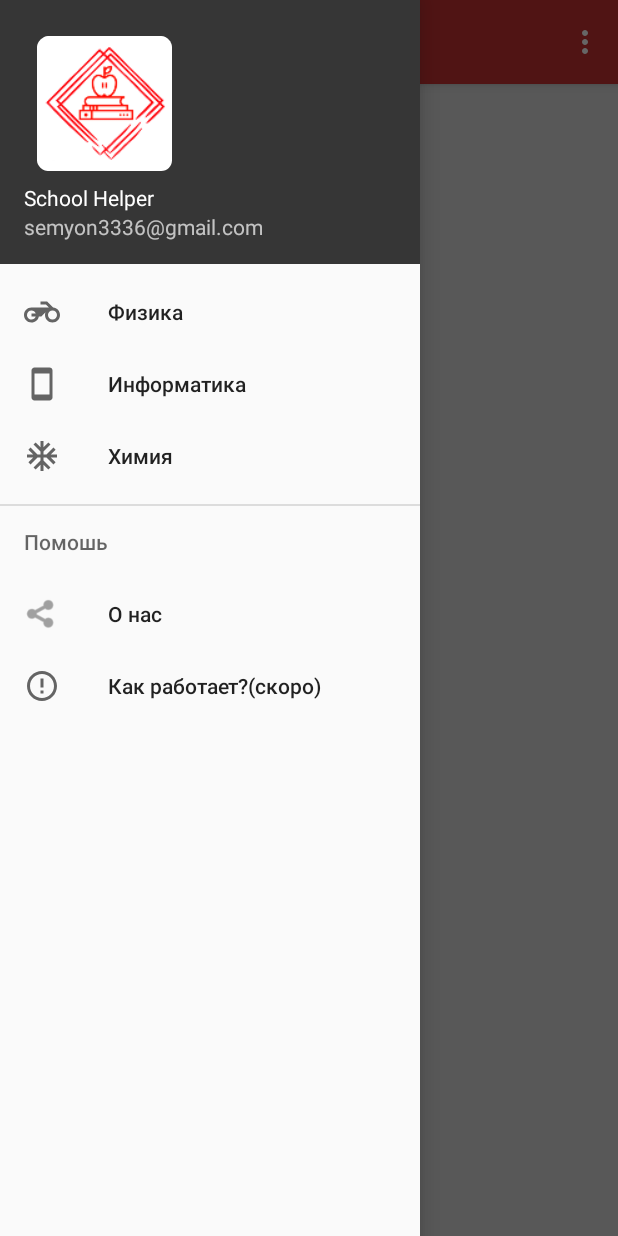
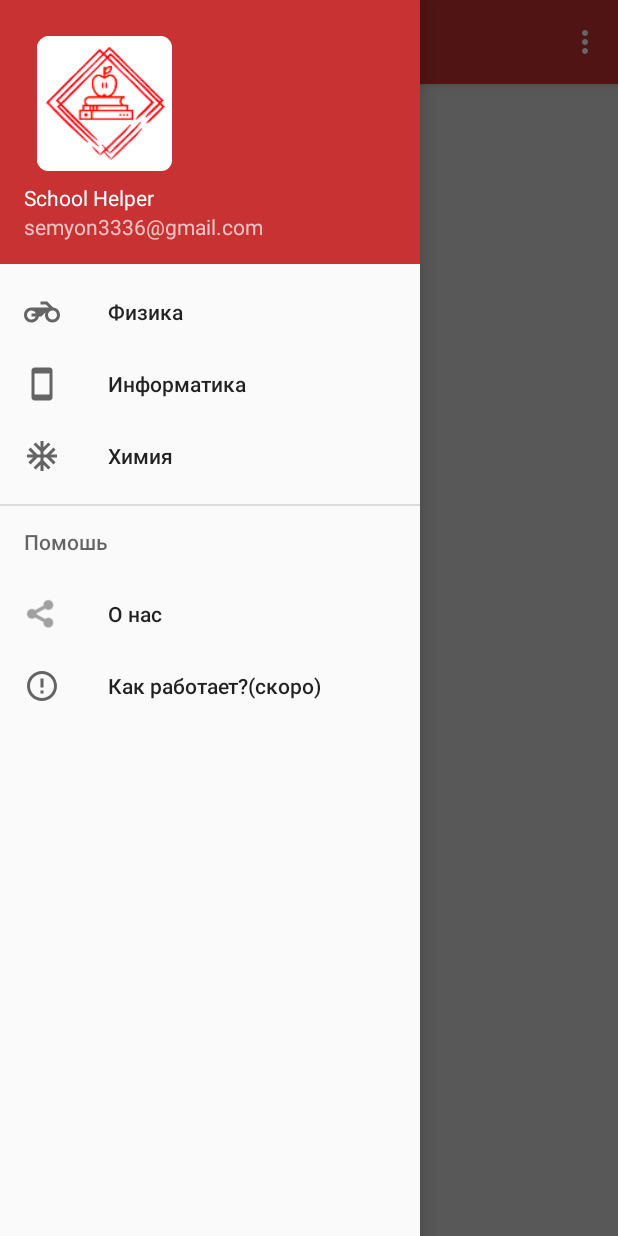
Before and after one commit to PrincePepper/SchoolHelper, an Android app: the screen it shows after launch (NavigationActivity), with the side drawer open, on a phone screen of 412 x 824 dp. Run offline under Robolectric (Android 15) with nearby library versions, the light colour scheme and no system bars.

Commit message:
Initial commit

```diff
--- a/app/src/main/java/com/example/shool_helper/NavigationActivity.java
+++ b/app/src/main/java/com/example/shool_helper/NavigationActivity.java
@@ -1,13 +1,9 @@
 package com.example.shool_helper;
 
-import android.app.Activity;
 import android.app.AlertDialog;
-import android.content.Context;
 import android.content.DialogInterface;
 import android.content.Intent;
 import android.content.SharedPreferences;
-import android.graphics.Color;
-import android.os.Build;
 import android.os.Bundle;
 import android.support.annotation.NonNull;
 import android.support.design.widget.NavigationView;
@@ -35,10 +31,14 @@ public class NavigationActivity extends AppCompatActivity
         implements NavigationView.OnNavigationItemSelectedListener {
 
     private static final String COLORKEY = "false";
-    SharedPreferences sPref;
+    public static final String PICTURE = "picture";
+    public SharedPreferences sPref;
+
+    public boolean booleanColor;
 
     private NavigationView navigationView;
     private View header;
+    private ImageView imageView;
 
     @Override
     protected void onCreate(Bundle savedInstanceState) {
@@ -56,20 +56,13 @@ public class NavigationActivity extends AppCompatActivity
         DrawerLayout drawer = findViewById(R.id.drawer_layout);
         navigationView = findViewById(R.id.nav_view);
 
+
         ActionBarDrawerToggle toggle = new ActionBarDrawerToggle(this, drawer, toolbar, R.string.navigation_drawer_open, R.string.navigation_drawer_close);
         drawer.addDrawerListener(toggle);
         toggle.syncState();
 
         navigationView.setNavigationItemSelectedListener(this);
         header = navigationView.getHeaderView(0);
-
-        if (color) {
-            header.setBackgroundResource(R.color.colorRed);
-
-        } else {
-            header.setBackgroundResource(R.color.colorBlack);
-
-        }
 
 
         setTitle("School Helper");
@@ -113,6 +106,26 @@ public class NavigationActivity extends AppCompatActivity
     @Override
     public boolean onCreateOptionsMenu(Menu menu) {
         //Раздувать меню; это добавляет элементы в панель действий, если она присутствует.
+
+        imageView = findViewById(R.id.imageViewItems);
+        int picture = sPref.getInt(PICTURE, 0);
+        switch (picture) {
+            case 0: imageView.setImageResource(R.mipmap.ic_launcher_round);break;
+            case 1: imageView.setImageResource(R.mipmap.physics_icon);break;
+            case 2:imageView.setImageResource(R.mipmap.inform_icon);break;
+            case 3:imageView.setImageResource(R.mipmap.ximia_icon);break;
+
+        }
+        booleanColor = sPref.getBoolean(COLORKEY, true);
+        if (color == booleanColor) {
+            color = !color;
+        }
+        if (color) {
+            header.setBackgroundResource(R.color.colorBlack);
+        } else {
+            header.setBackgroundResource(R.color.colorRed);
+        }
+
         getMenuInflater().inflate(R.menu.navigation, menu);
         return true;
     }
@@ -125,11 +138,10 @@ public class NavigationActivity extends AppCompatActivity
 
         int id = item.getItemId();
         if (id == R.id.action_color) {
-            boolean booleanColor = sPref.getBoolean(COLORKEY, false);
+             booleanColor = sPref.getBoolean(COLORKEY, false);
             if (color == booleanColor) {
                 color = !color;
             }
-
             if (color) {
                 ThemeColors.setNewThemeColor(NavigationActivity.this, 200, 50, 50);
                 SharedPreferences.Editor ed = sPref.edit();
@@ -154,19 +166,31 @@ public class NavigationActivity extends AppCompatActivity
         Fragment fragment = null;
 
         int id = item.getItemId();
-        //imageViewItems
+
+        SharedPreferences.Editor ed = sPref.edit();
+        ed.putInt(PICTURE, 0);
+        ed.apply();
 
 
         ImageView imageView = findViewById(R.id.imageViewItems);
         if (id == R.id.nav_physics) {
             fragment = new PhysicsFragment();
             imageView.setImageResource(R.mipmap.physics_icon);
+
+            ed.putInt(PICTURE, 1);
+            ed.apply();
         } else if (id == R.id.nav_inform) {
             fragment = new InformFragment();
             imageView.setImageResource(R.mipmap.inform_icon);
+
+            ed.putInt(PICTURE, 2);
+            ed.apply();
         } else if (id == R.id.nav_ximia) {
             fragment = new XimiaFragment();
             imageView.setImageResource(R.mipmap.ximia_icon);
+
+            ed.putInt(PICTURE, 3);
+            ed.apply();
         } else if (id == R.id.nav_about) {
             Intent intent_about = new Intent(NavigationActivity.this, About.class);
             startActivity(intent_about);
--- a/app/src/main/java/com/example/shool_helper/Splash.java
+++ b/app/src/main/java/com/example/shool_helper/Splash.java
@@ -1,6 +1,5 @@
 package com.example.shool_helper;
 
-import android.content.Context;
 import android.content.Intent;
 
 import android.content.SharedPreferences;
@@ -9,8 +8,8 @@ import android.os.Bundle;
 import android.support.v7.app.AppCompatActivity;
 
 public class Splash extends AppCompatActivity {
-public static boolean color;
 
+    public static boolean color;
 
     @Override
     protected void onCreate(Bundle savedInstanceState) {
@@ -26,22 +25,15 @@ public static boolean color;
                 Splash.this.startActivity(SplashIntent);
                 Splash.this.finish();
 
-
             }
         }, SPLASH_DISPLAY);
-    }
 
-    @Override
-    public SharedPreferences getPreferences(int mode) {
-        return super.getPreferences(mode);
     }
 
     @Override
     protected void onDestroy() {
         super.onDestroy();
 
-        /*SharedPreferences sharedPreferences = new Splash().getSharedPreferences(Theme, Context.MODE_PRIVATE);
-         booleanTheme = sharedPreferences.getBoolean(Theme, false);*/
         color=false;
     }
 }
```
